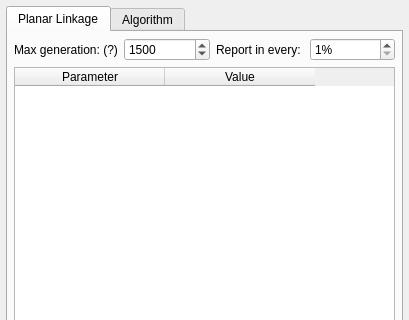
This is core/panel/DimensionalSynthesis/Path_Solving_options.ui in KmolYuan/Pyslvs-UI as Qt 5 draws it before an edit; both pictures show x 0 to 409 and y 0 to 320 of the 409 by 492 pixel window. The edited form follows.
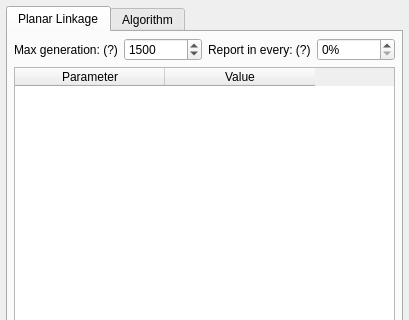
This is the edited form. Icons and pictures are not drawn.

What changed in the file:
```diff
--- a/core/panel/DimensionalSynthesis/Path_Solving_options.ui
+++ b/core/panel/DimensionalSynthesis/Path_Solving_options.ui
@@ -82,10 +82,10 @@
          <item>
           <widget class="QSpinBox" name="maxGen">
            <property name="minimum">
-            <number>1000</number>
+            <number>0</number>
            </property>
            <property name="maximum">
-            <number>10000</number>
+            <number>5000</number>
            </property>
            <property name="singleStep">
             <number>100</number>
@@ -98,7 +98,7 @@
          <item>
           <widget class="QLabel" name="label_17">
            <property name="text">
-            <string>Report in every: </string>
+            <string>Report in every: (?)</string>
            </property>
           </widget>
          </item>
@@ -107,14 +107,8 @@
            <property name="suffix">
             <string>%</string>
            </property>
-           <property name="minimum">
-            <number>1</number>
-           </property>
            <property name="maximum">
-            <number>10</number>
-           </property>
-           <property name="value">
-            <number>1</number>
+            <number>100</number>
            </property>
           </widget>
          </item>
```
Left out of the diff: 5 changed lines with no effect on the pictures.
